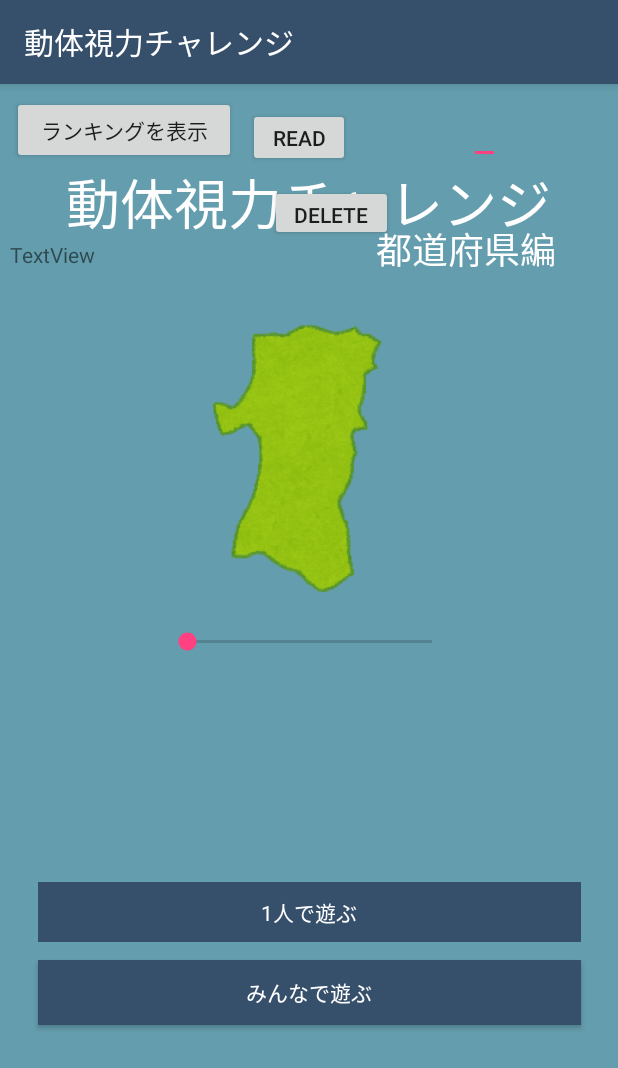
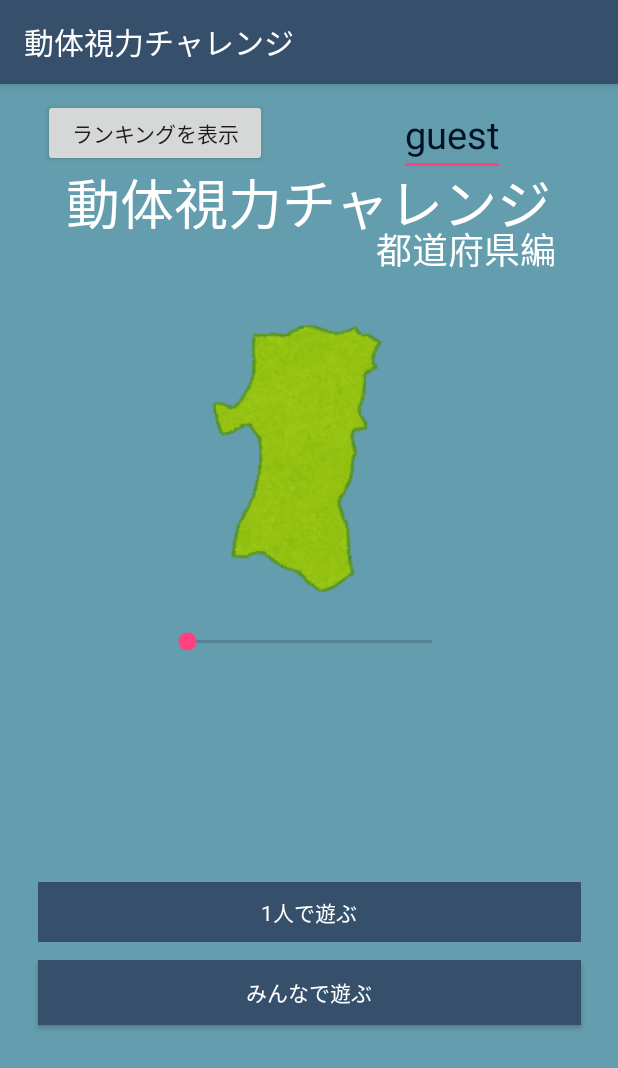
Before and after one commit to ke1ta6488/MyQuiz, an Android app: the screen it shows after launch (TitleActivity), on a phone screen of 412 x 824 dp. Shown: the top 1068 px of the screen. Run offline under Robolectric (Android 15) with nearby library versions, the phone set to English and light mode, and no system bars; libraries missing offline, so code that uses them is left out: io.realm; Roboto replaces fonts that are not available here; 3 statements that could not run were skipped.

Commit message:
fix layouts

```diff
--- a/app/src/main/java/jp/co/atschool/myquiz/ScoreActivity.java
+++ b/app/src/main/java/jp/co/atschool/myquiz/ScoreActivity.java
@@ -40,6 +40,7 @@ public class ScoreActivity extends AppCompatActivity {
             @Override
             public void execute(Realm realm) {
                 RealmResults<MyQuizRealm> myQuizRealms = realm.where(MyQuizRealm.class).findAllSorted("detail");
+                //Collections.reverse(myQuizRealms);
                 for (MyQuizRealm myQuizRealm : myQuizRealms) {
                     ScoreData data = new ScoreData();
                     data.setDetail(myQuizRealm.detail.toString());
--- a/app/src/main/java/jp/co/atschool/myquiz/ScoreData.java
+++ b/app/src/main/java/jp/co/atschool/myquiz/ScoreData.java
@@ -25,5 +25,4 @@ public class ScoreData {
 
     public void setDate(String date) {this.date = date;}
     public String getDate() {return date;}
-
 }
--- a/app/src/main/java/jp/co/atschool/myquiz/ScoreViewHolder.java
+++ b/app/src/main/java/jp/co/atschool/myquiz/ScoreViewHolder.java
@@ -2,6 +2,7 @@ package jp.co.atschool.myquiz;
 
 import android.support.v7.widget.RecyclerView;
 import android.view.View;
+import android.widget.ImageView;
 import android.widget.TextView;
 
 /**
@@ -13,6 +14,7 @@ public class ScoreViewHolder extends RecyclerView.ViewHolder {
     public TextView titleView;
     public TextView detailView;
     public TextView dateView;
+    public ImageView rankImageView;
 
     //recyclerViewに格納するセルの定義
     public ScoreViewHolder(View itemView) {
@@ -20,5 +22,6 @@ public class ScoreViewHolder extends RecyclerView.ViewHolder {
         titleView = (TextView) itemView.findViewById(R.id.title);
         detailView = (TextView) itemView.findViewById(R.id.detail);
         dateView = (TextView) itemView.findViewById(R.id.date);
+        rankImageView = (ImageView) itemView.findViewById(R.id.rankImageView);
     }
 }
--- a/app/src/main/java/jp/co/atschool/myquiz/TitleActivity.java
+++ b/app/src/main/java/jp/co/atschool/myquiz/TitleActivity.java
@@ -1,7 +1,9 @@
 package jp.co.atschool.myquiz;
 
+import android.content.Context;
 import android.content.Intent;
 import android.graphics.Typeface;
+import android.hardware.SensorManager;
 import android.os.Bundle;
 import android.support.v7.app.AppCompatActivity;
 import android.util.Log;
@@ -19,7 +21,7 @@ import android.widget.TextView;
 import io.realm.Realm;
 import io.realm.RealmResults;
 
-public class TitleActivity extends AppCompatActivity{
+public class TitleActivity extends AppCompatActivity {
 
     ImageButton imageButton;
     TextView titleTextView, subTextView, mTextView;
@@ -36,6 +38,7 @@ public class TitleActivity extends AppCompatActivity{
     //    SharedPreferences preferences;
 //    SharedPreferences.Editor editor;
     Realm mRealm;
+    SensorManager mSensorManager;
 //    // キーボード表示を制御するためのオブジェクト
 //    InputMethodManager inputMethodManager;
 //    // 背景のレイアウト
@@ -54,7 +57,8 @@ public class TitleActivity extends AppCompatActivity{
         startButton2 = (Button) findViewById(R.id.button2);
         startAllButton = (Button) findViewById(R.id.startAllButton);
 
-        Log.d("スコアは", score + "");
+        // SensorManagerのインスタンスを取得する
+        mSensorManager = (SensorManager) getSystemService(Context.SENSOR_SERVICE);
 
         Typeface typeface = Typeface.createFromAsset(getAssets(), "RiiTN_R.otf");
         titleTextView.setTypeface(typeface);
--- a/app/src/main/res/layout/activity_title.xml
+++ b/app/src/main/res/layout/activity_title.xml
@@ -135,6 +135,7 @@
         android:layout_marginStart="8dp"
         android:layout_marginTop="16dp"
         android:text="READ"
+        android:visibility="gone"
         app:layout_constraintStart_toEndOf="@+id/toRankingButton"
         app:layout_constraintTop_toTopOf="parent" />
 
@@ -142,10 +143,13 @@
         android:id="@+id/toRankingButton"
         android:layout_width="149dp"
         android:layout_height="45dp"
+        android:layout_marginEnd="8dp"
         android:layout_marginStart="8dp"
-        android:layout_marginTop="8dp"
+        android:layout_marginTop="10dp"
         android:onClick="showRanking"
         android:text="ランキングを表示"
+        app:layout_constraintEnd_toEndOf="parent"
+        app:layout_constraintHorizontal_bias="0.084"
         app:layout_constraintStart_toEndOf="@+id/create"
         app:layout_constraintTop_toTopOf="parent" />
 
@@ -157,6 +161,7 @@
         android:layout_marginStart="8dp"
         android:layout_marginTop="12dp"
         android:text="Delete"
+        android:visibility="gone"
         app:layout_constraintEnd_toEndOf="parent"
         app:layout_constraintHorizontal_bias="0.548"
         app:layout_constraintStart_toStartOf="parent"
@@ -190,6 +195,7 @@
         android:layout_height="300dp"
         android:layout_marginTop="104dp"
         android:text="TextView"
+        android:visibility="gone"
         app:layout_constraintEnd_toEndOf="parent"
         app:layout_constraintStart_toStartOf="parent"
         app:layout_constraintTop_toTopOf="parent" />
@@ -197,17 +203,20 @@
     <EditText
         android:id="@+id/nameText"
         android:layout_width="wrap_content"
-        android:layout_height="wrap_content"
+        android:layout_height="45dp"
         android:layout_marginEnd="8dp"
         android:layout_marginStart="8dp"
-        android:layout_marginTop="8dp"
+        android:layout_marginTop="16dp"
         android:allowUndo="false"
         android:fitsSystemWindows="false"
         android:freezesText="false"
+        android:text="guest"
+        android:textColor="@color/colorPrimaryDark"
         android:textColorLink="@color/colorPrimaryDark"
+        android:textSize="25sp"
         app:layout_constraintEnd_toEndOf="parent"
+        app:layout_constraintHorizontal_bias="0.544"
         app:layout_constraintStart_toEndOf="@+id/read"
-        app:layout_constraintTop_toTopOf="parent"
-        tools:text="username" />
+        app:layout_constraintTop_toTopOf="parent" />
 
 </android.support.constraint.ConstraintLayout>
--- a/app/src/main/res/layout/score.xml
+++ b/app/src/main/res/layout/score.xml
@@ -70,6 +70,7 @@
         android:orientation="horizontal">
 
         <ImageView
+            android:id="@+id/rankImageView"
             android:layout_width="100dp"
             android:layout_height="100dp"
             android:src="@mipmap/ic_launcher" />
--- a/app/src/main/res/values/colors.xml
+++ b/app/src/main/res/values/colors.xml
@@ -1,6 +1,6 @@
 <?xml version="1.0" encoding="utf-8"?>
 <resources>
     <color name="colorPrimary">#364F6B</color>
-    <color name="colorPrimaryDark">#364f6b</color>
+    <color name="colorPrimaryDark">#031326</color>
     <color name="colorAccent">#FF4081</color>
 </resources>
```
Also changed, not shown: app/src/main/java/jp/co/atschool/myquiz/ScoreRecycleViewAdapter.java (+16 -2 lines), app/src/main/res/layout/activity_main.xml (+5 -3 lines), app/src/main/res/drawable/input.png (added), app/src/main/res/drawable/mousukosi.png (added), app/src/main/res/drawable/rank_1.png (added), app/src/main/res/drawable/rank_2.png (added), app/src/main/res/drawable/rank_3.png (added).
